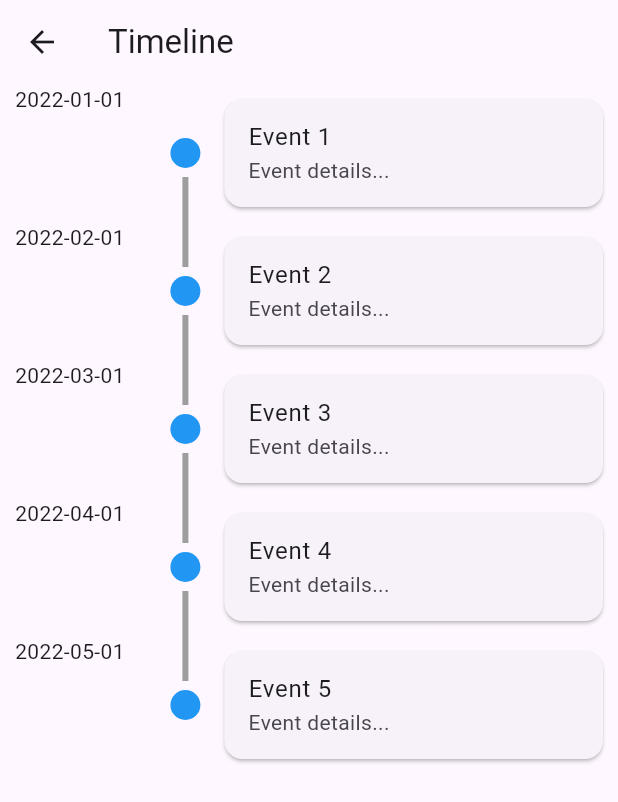
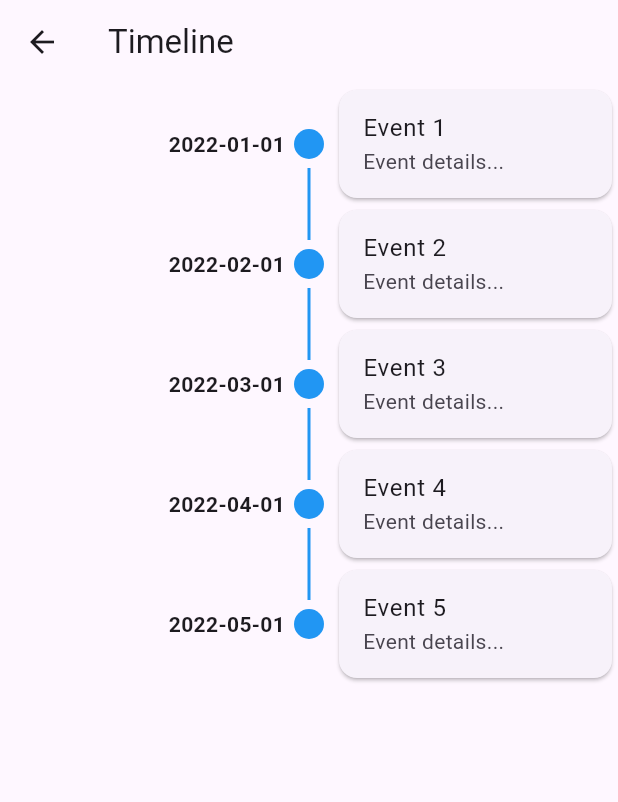
Before and after one commit to anycode-pk/bitnbuild-front, a Flutter app: the screen it shows after launch, after a tap on an icon or button, on a phone screen of 412 x 824 dp. Shown: the top 802 px of the screen. Run offline on Flutter 3.47's test engine with Material 3 defaults, Android fonts, the phone set to English and light mode, and no system bars; drawn by our look-alikes of timeline_tile; network calls fail.

Commit message:
Changed timeline styling

```diff
--- a/lib/main.dart
+++ b/lib/main.dart
@@ -4,10 +4,12 @@ import 'package:flutter/material.dart';
 import 'module/module_view.dart';
 
 void main() {
-  runApp(MyApp());
+  runApp(const MyApp());
 }
 
 class MyApp extends StatelessWidget {
+  const MyApp({super.key});
+
   @override
   Widget build(BuildContext context) {
     return MaterialApp(
@@ -16,7 +18,7 @@ class MyApp extends StatelessWidget {
       initialRoute: '/',
       routes: {
         // Define routes for different parts of your app
-        '/': (context) => ModuleView(), // SegmentedListModule as initial route
+        '/': (context) => const ModuleView(), // SegmentedListModule as initial route
         // Add more routes if needed
       },
     );
--- a/lib/module/module_card.dart
+++ b/lib/module/module_card.dart
@@ -5,7 +5,7 @@ class ModuleCard extends StatelessWidget {
   final String description;
   final String imageUrl;
 
-  ModuleCard({
+  const ModuleCard({super.key,
     required this.title,
     required this.description,
     required this.imageUrl,
@@ -14,7 +14,7 @@ class ModuleCard extends StatelessWidget {
   @override
   Widget build(BuildContext context) {
     return Card(
-      margin: EdgeInsets.symmetric(vertical: 10, horizontal: 20),
+      margin: const EdgeInsets.symmetric(vertical: 10, horizontal: 20),
       elevation: 4,
       child: Column(
         crossAxisAlignment: CrossAxisAlignment.stretch,
@@ -23,7 +23,7 @@ class ModuleCard extends StatelessWidget {
             padding: const EdgeInsets.all(8.0),
             child: Text(
               title,
-              style: TextStyle(
+              style: const TextStyle(
                 fontWeight: FontWeight.bold,
                 fontSize: 18,
               ),
--- a/lib/module/module_view.dart
+++ b/lib/module/module_view.dart
@@ -10,7 +10,7 @@ class ModuleView extends StatelessWidget {
       appBar: AppBar(
         title: const Text("Modules"),
       ),
-      body: ModuleList(),
+      body: const ModuleList(),
     );
   }
 }
--- a/lib/timeline/timeline_view.dart
+++ b/lib/timeline/timeline_view.dart
@@ -2,7 +2,7 @@ import 'package:flutter/material.dart';
 import 'package:timeline_tile/timeline_tile.dart';
 
 class TimelineView extends StatelessWidget {
-  const TimelineView({super.key});
+  const TimelineView({Key? key}) : super(key: key);
 
   @override
   Widget build(BuildContext context) {
@@ -29,8 +29,7 @@ class TimelineView extends StatelessWidget {
             'Event 5'
           ];
           return TimelineTile(
-            alignment: TimelineAlign.manual,
-            lineXY: 0.3,
+              alignment: TimelineAlign.center,
               isFirst: index == 0,
               isLast: index == 4,
               indicatorStyle: const IndicatorStyle(
@@ -38,19 +37,29 @@ class TimelineView extends StatelessWidget {
                 color: Colors.blue,
                 padding: EdgeInsets.all(6),
               ),
-            startChild: Container(
-              constraints: const BoxConstraints(minWidth: 120),
-              margin: const EdgeInsets.symmetric(horizontal: 10),
-              child: Text(dates[index]),
+              beforeLineStyle: const LineStyle(
+                color: Colors.blue,
+                thickness: 2,
               ),
-            endChild: Card(
-              margin: const EdgeInsets.symmetric(vertical: 10, horizontal: 10),
+              startChild: Align(
+                alignment: Alignment.centerRight,
+                child: Text(
+                  dates[index],
+                  style: const TextStyle(fontWeight: FontWeight.bold),
+                ),
+              ),
+              endChild: Align(
+                alignment: Alignment.centerLeft,
+                child: SizedBox(
+                  width: 200, // Fixed width for the card
+                  child: Card(
                     child: ListTile(
                       title: Text(titles[index]),
                       subtitle: const Text('Event details...'),
                     ),
                   ),
-          );
+                ),
+              ));
         },
       ),
     );
```
Lines whose indentation alone changed are shown as unchanged.
